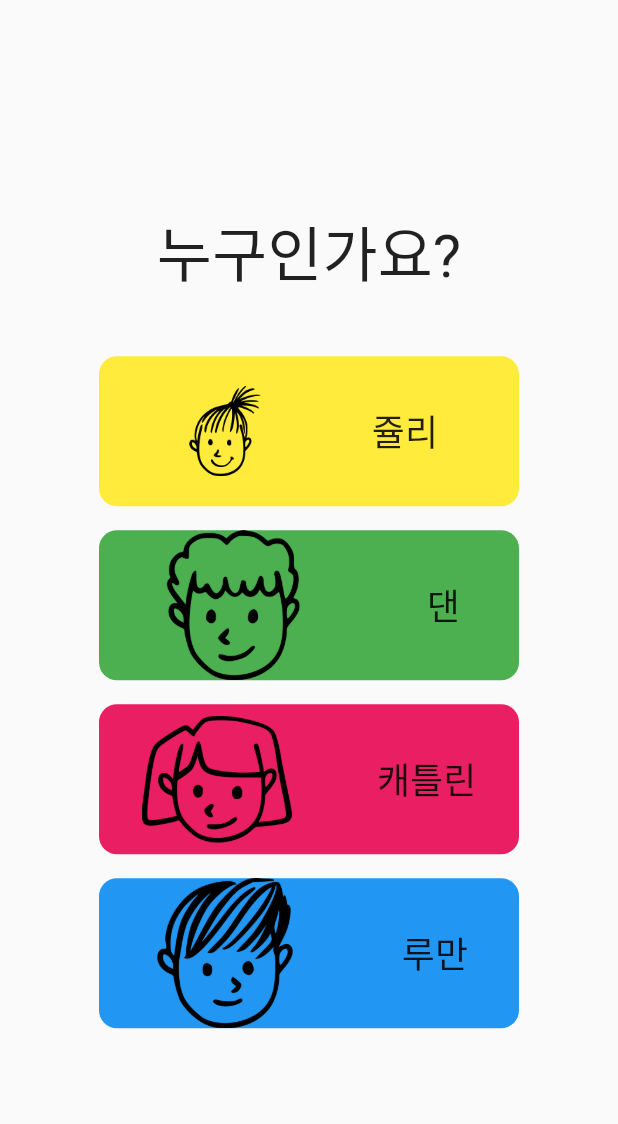
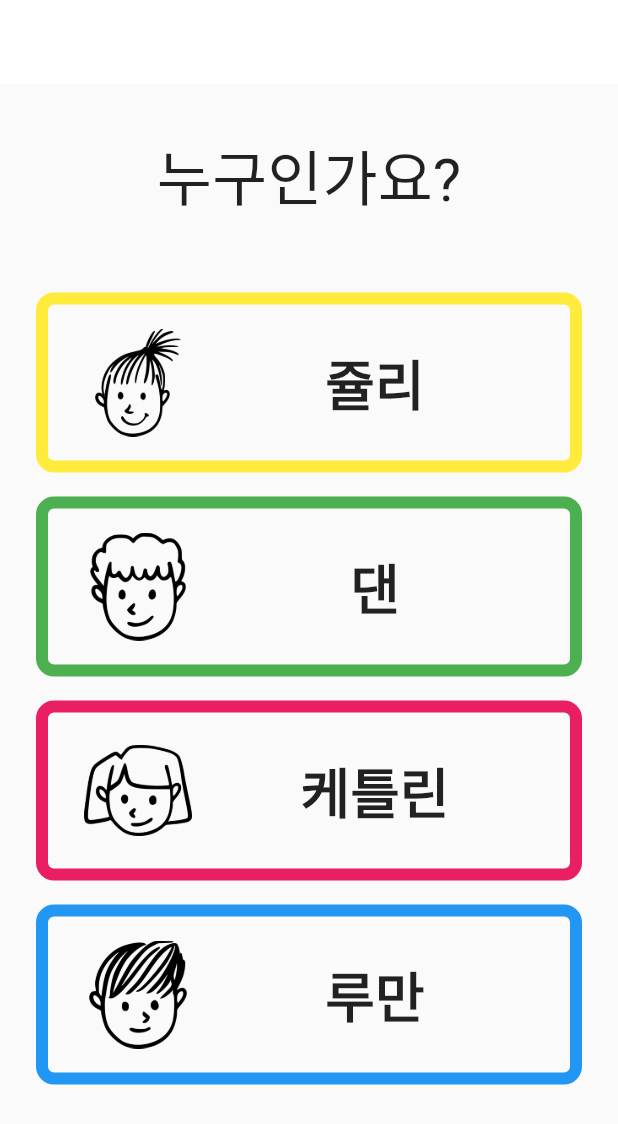
Before and after one commit to whitegroundTeam/snowrun_app, a Flutter app: the HomePage screen opened by its route, after a tap on "로그인", on a phone screen of 412 x 824 dp. Shown: the top 1124 px of the screen. Run offline on Flutter 3.47's test engine with Material 2 defaults, Android fonts, the phone set to English and light mode, and no system bars; our stand-ins replace bloc, dartz, flutter_bloc, flutter_secure_storage, freezed_annotation, geolocator and 4 more; missing offline and left inert: mapbox_maps_flutter; accounts and stored records are empty.

Commit message:
버튼 넣은거

```diff
--- /dev/null
+++ b/lib/presentation/core/common_detector.dart
@@ -0,0 +1,97 @@
+import 'package:flutter/material.dart';
+import 'package:flutter/widgets.dart';
+
+class CommonDetector extends StatefulWidget {
+  final Function? onTap;
+  final Widget? child;
+  final int? delay;
+
+  //해당 기능 사용을 위해 인증이 필요한 경우를 위한 callbak
+  final bool? needAuth;
+
+  final HitTestBehavior? behavior;
+
+  const CommonDetector({
+    super.key,
+    this.behavior,
+    this.onTap,
+    this.child,
+    this.needAuth,
+    this.delay,
+  });
+
+  @override
+  State createState() => CommonDetectorState();
+}
+
+class CommonDetectorState extends State<CommonDetector>
+    with SingleTickerProviderStateMixin {
+  static const defaultDelay = 1000;
+  DateTime? lastClickTime;
+
+  late double _scale;
+  AnimationController? _controller;
+
+  bool isClicked = false;
+
+  @override
+  void initState() {
+    _controller = AnimationController(
+      vsync: this,
+      duration: const Duration(
+        milliseconds: 200,
+      ),
+      lowerBound: 0.0,
+      upperBound: 0.04,
+    )..addListener(() {
+        setState(() {});
+      });
+    super.initState();
+  }
+
+  @override
+  void dispose() {
+    _controller = null;
+    super.dispose();
+  }
+
+  @override
+  Widget build(BuildContext context) {
+    _scale = 1 - (_controller?.value ?? 0);
+    return GestureDetector(
+      behavior: HitTestBehavior.translucent,
+      onTapDown: (tapDownDetails) {
+        _startClick();
+      },
+      onTapCancel: () {
+        _finishClick();
+      },
+      onTapUp: (tapDownDetails) {
+        _finishClick();
+        Future.delayed(const Duration(milliseconds: 300)).then((value) {
+          final now = DateTime.now();
+          if (lastClickTime == null ||
+              now.difference(lastClickTime!) >
+                  Duration(milliseconds: widget.delay ?? defaultDelay)) {
+            widget.onTap?.call();
+            lastClickTime = now;
+          }
+          return value;
+        });
+      },
+      child: Transform.scale(
+        scale: _scale,
+        child: Container(child: widget.child),
+      ),
+    );
+  }
+
+  void _startClick() {
+    _controller?.forward();
+  }
+
+  void _finishClick() {
+    Future.delayed(const Duration(milliseconds: 150))
+        .then((value) => _controller?.reverse());
+  }
+}
--- a/lib/presentation/home/login_page.dart
+++ b/lib/presentation/home/login_page.dart
@@ -1,113 +1,98 @@
 import 'package:flutter/material.dart';
 import 'package:snowrun_app/infrastructure/hive/hive_provider.dart';
 import 'package:snowrun_app/injection.dart';
+import 'package:snowrun_app/presentation/core/common_detector.dart';
 
-class LoginPage extends StatefulWidget{
+class LoginPage extends StatefulWidget {
   const LoginPage({super.key});
 
   @override
   State createState() => LoginPageState();
 }
 
-class LoginPageState extends State<LoginPage>{
+class LoginPageState extends State<LoginPage> {
   final hiveProvider = getIt<HiveProvider>();
+  Color selectedColor = Colors.white;
+
   @override
   Widget build(BuildContext context) {
     return Scaffold(
-      body: Center(
+      appBar: AppBar(
+        backgroundColor: selectedColor,
+        elevation: 0,
+      ),
+      body: SingleChildScrollView(
+        physics: const BouncingScrollPhysics(
+          parent: AlwaysScrollableScrollPhysics(),
+        ),
+        child: SizedBox(
+          height: MediaQuery.of(context).size.height,
           child: Column(
-          mainAxisAlignment: MainAxisAlignment.center,
-          crossAxisAlignment: CrossAxisAlignment.center,
             children: [
-            const Text('누구인가요?', style: TextStyle(fontSize: 40),),
-            const SizedBox(height: 40,),
-            GestureDetector(
-              onTap: (){
-
-              },
-              child: Container(
-                padding: const EdgeInsets.all(20),
-                decoration: BoxDecoration(
-                  color: Colors.yellow,
-                  borderRadius: BorderRadius.circular(12)
+              const SizedBox(
+                height: 32,
               ),
-                height: 100,
-                width: 280,
-                child: Row(
-                  mainAxisAlignment: MainAxisAlignment.spaceAround,
-                  children: [
-                    Image.asset('assets/pngs/julie_avatar.png'),
-                    const Text('쥴리', style: TextStyle(fontSize: 24),)
+              const Center(
+                child: Text(
+                  '누구인가요?',
+                  style: TextStyle(fontSize: 40),
+                ),
+              ),
+              const SizedBox(
+                height: 40,
+              ),
+              _buildMember('assets/pngs/julie_avatar.png', "쥴리", Colors.yellow),
+              _buildMember('assets/pngs/dan_avatar.png', "댄", Colors.green),
+              _buildMember('assets/pngs/kathlyn_avatar.png', "케틀린", Colors.pink),
+              _buildMember('assets/pngs/luman_avatar.png', "루만", Colors.blue),
             ],
           ),
         ),
       ),
-            const SizedBox(height: 16,),
-            GestureDetector(
-              onTap: (){
+    );
+  }
 
+  _buildMember(String avatarPath, String name, Color borderColor) {
+    return Container(
+      margin: const EdgeInsets.symmetric(vertical: 8),
+      child: CommonDetector(
+        onTap: () {
+          setState(() {
+            selectedColor = borderColor;
+          });
         },
         child: Container(
+          padding: const EdgeInsets.symmetric(horizontal: 24, vertical: 16),
+          width: MediaQuery.of(context).size.width,
+          margin: const EdgeInsets.symmetric(horizontal: 24),
           decoration: BoxDecoration(
-                    color: Colors.green,
-                    borderRadius: BorderRadius.circular(12)
+            borderRadius: BorderRadius.circular(12),
+            border: Border.all(color: borderColor, width: 8.0),
           ),
-                height: 100,
-                width: 280,
           child: Row(
-                  mainAxisAlignment: MainAxisAlignment.spaceAround,
+            mainAxisSize: MainAxisSize.min,
             children: [
-                    Image.asset('assets/pngs/dan_avatar.png'),
-                    const Text('댄', style: TextStyle(fontSize: 24),)
+              Image.asset(
+                avatarPath,
+                width: 72,
+                height: 72,
+              ),
+              const SizedBox(
+                width: 16,
+              ),
+              Expanded(
+                child: Center(
+                  child: Text(
+                    name,
+                    style: const TextStyle(
+                        fontSize: 36, fontWeight: FontWeight.bold),
+                  ),
+                ),
+              )
             ],
           ),
         ),
       ),
-            const SizedBox(height: 16,),
-            GestureDetector(
-              onTap: (){
-
-              },
-              child: Container(
-                decoration: BoxDecoration(
-                  color: Colors.pink,
-                    borderRadius: BorderRadius.circular(12)
-                ),
-                height: 100,
-                width: 280,
-                child: Row(
-                  mainAxisAlignment: MainAxisAlignment.spaceAround,
-                  children: [
-                    Image.asset('assets/pngs/kathlyn_avatar.png'),
-                    const Text('캐틀린', style: TextStyle(fontSize: 24),)
-                  ],
-                ),
-              ),
-            ),
-            const SizedBox(height: 16,),
-            GestureDetector(
-              onTap: (){
-
-              },
-              child: Container(
-                decoration: BoxDecoration(
-color: Colors.blue,
-                    borderRadius: BorderRadius.circular(12)
-                ),
-                height: 100,
-                width: 280,
-                child: Row(
-                  mainAxisAlignment: MainAxisAlignment.spaceAround,
-                  children: [
-                    Image.asset('assets/pngs/luman_avatar.png'),
-                    const Text('루만', style: TextStyle(fontSize: 24),)
-                  ],
-                ),
-              ),
-            ),
-          ],
-        ),
-      )
     );
   }
 }
--- a/lib/routes/router.dart
+++ b/lib/routes/router.dart
@@ -6,6 +6,7 @@ import 'package:snowrun_app/presentation/record/recording_page.dart';
 import 'package:snowrun_app/presentation/record/result_page.dart';
 
 final GoRouter router = GoRouter(
+  initialLocation: '/login',
   routes: <RouteBase>[
     GoRoute(
       path: '/',
```
Also changed, not shown: 1 other file. Lines whose indentation alone changed are shown as unchanged.
